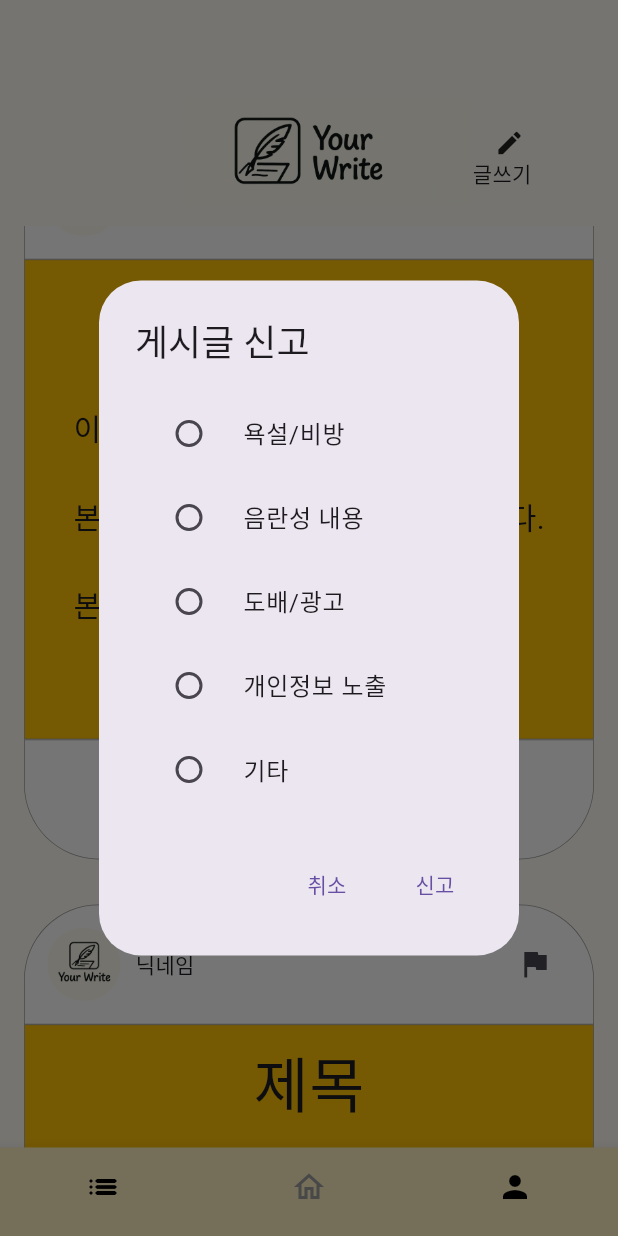
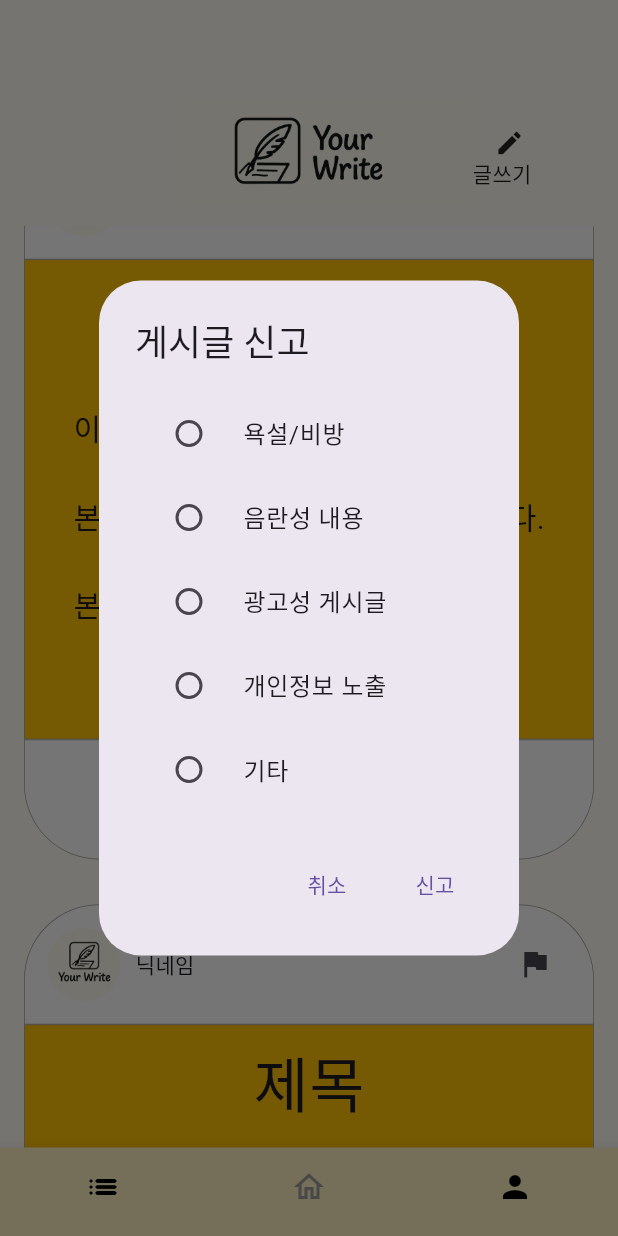
Before and after one commit to dlworua/your_write, a Flutter app: the screen it shows after launch, scrolled down 576 dp, after a tap on the "flag" icon, on a phone screen of 412 x 824 dp. Run offline on Flutter 3.47's test engine with Material 3 defaults, Android fonts, the phone set to English and light mode, and no system bars; our stand-ins replace flutter_riverpod.

Commit message:
feat: 기타 선택 신고 이유 입력창 추가

```diff
--- a/lib/ui/pages/home/widgets/home_post_top.dart
+++ b/lib/ui/pages/home/widgets/home_post_top.dart
@@ -7,11 +7,12 @@ class HomePostTop extends StatelessWidget {
     final List<String> reportReasons = [
       '욕설/비방',
       '음란성 내용',
-      '도배/광고',
+      '광고성 게시글',
       '개인정보 노출',
       '기타',
     ];
     String? selectedReason;
+    final TextEditingController etcController = TextEditingController();
 
     showDialog(
       context: context,
@@ -22,19 +23,31 @@ class HomePostTop extends StatelessWidget {
                 title: const Text('게시글 신고'),
                 content: Column(
                   mainAxisSize: MainAxisSize.min,
-                  children:
-                      reportReasons
-                          .map(
+                  children: [
+                    ...reportReasons.map(
                       (reason) => RadioListTile<String>(
                         title: Text(reason),
                         value: reason,
                         groupValue: selectedReason,
                         onChanged: (value) {
-                                setState(() => selectedReason = value);
+                          setState(() {
+                            selectedReason = value;
+                          });
                         },
                       ),
-                          )
-                          .toList(),
+                    ),
+                    if (selectedReason == '기타') ...[
+                      const SizedBox(height: 8),
+                      TextField(
+                        controller: etcController,
+                        decoration: const InputDecoration(
+                          labelText: '신고 사유를 입력하세요',
+                          border: OutlineInputBorder(),
+                        ),
+                        maxLines: 2,
+                      ),
+                    ],
+                  ],
                 ),
                 actions: [
                   TextButton(
@@ -50,11 +63,22 @@ class HomePostTop extends StatelessWidget {
                         return;
                       }
 
+                      if (selectedReason == '기타' &&
+                          etcController.text.trim().isEmpty) {
+                        ScaffoldMessenger.of(context).showSnackBar(
+                          const SnackBar(content: Text('기타 사유를 입력해주세요.')),
+                        );
+                        return;
+                      }
+
+                      final reason =
+                          selectedReason == '기타'
+                              ? '기타 - ${etcController.text.trim()}'
+                              : selectedReason;
+
                       Navigator.pop(context);
                       ScaffoldMessenger.of(context).showSnackBar(
-                        SnackBar(
-                          content: Text('신고가 접수되었습니다. ($selectedReason)'),
-                        ),
+                        SnackBar(content: Text('신고가 접수되었습니다. ($reason)')),
                       );
 
                       // TODO: 여기에 서버로 신고 전송 또는 저장 처리 추가
```
Lines whose indentation alone changed are shown as unchanged.
